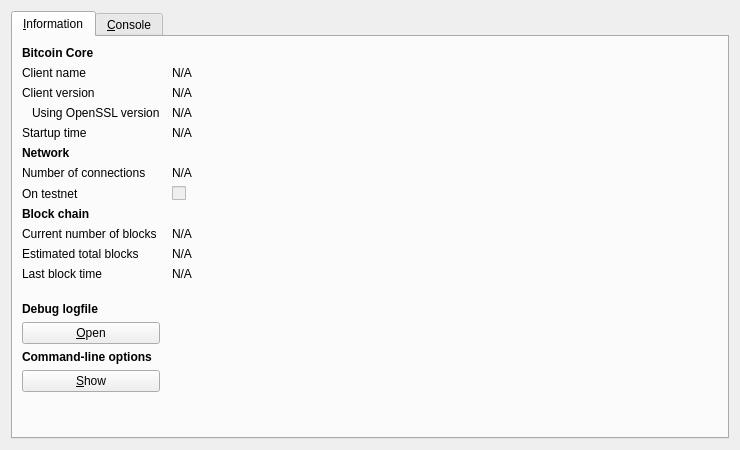
Before: the Qt Designer form src/qt/forms/rpcconsole.ui in DGCDev/digitalcoin, drawn with Qt 5.
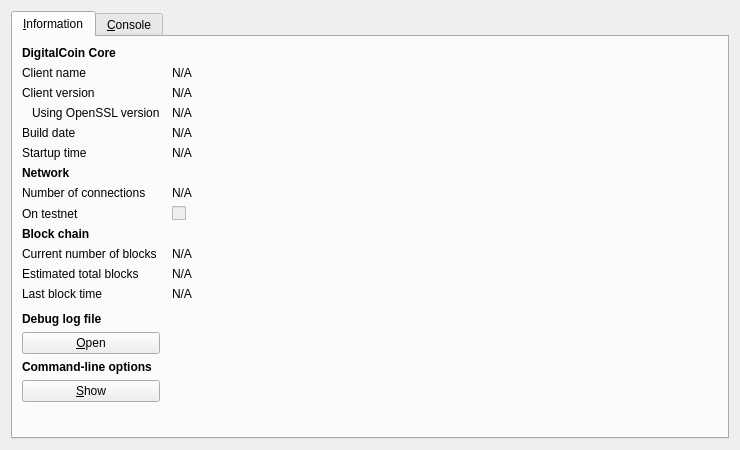
After: the same form once the commit is applied. Icons and pictures are not drawn.

Commit message:
DigitalCoin 2.0 Source Update
DigitalCoin Core Software Update

Patch:
```diff
--- a/src/qt/forms/rpcconsole.ui
+++ b/src/qt/forms/rpcconsole.ui
@@ -36,7 +36,7 @@
           </font>
          </property>
          <property name="text">
-          <string>Bitcoin Core</string>
+          <string>DigitalCoin Core</string>
          </property>
         </widget>
        </item>
@@ -113,13 +113,36 @@
         </widget>
        </item>
        <item row="4" column="0">
+        <widget class="QLabel" name="label_12">
+         <property name="text">
+          <string>Build date</string>
+         </property>
+        </widget>
+       </item>
+       <item row="4" column="1">
+        <widget class="QLabel" name="buildDate">
+         <property name="cursor">
+          <cursorShape>IBeamCursor</cursorShape>
+         </property>
+         <property name="text">
+          <string>N/A</string>
+         </property>
+         <property name="textFormat">
+          <enum>Qt::PlainText</enum>
+         </property>
+         <property name="textInteractionFlags">
+          <set>Qt::LinksAccessibleByMouse|Qt::TextSelectableByKeyboard|Qt::TextSelectableByMouse</set>
+         </property>
+        </widget>
+       </item>
+       <item row="5" column="0">
         <widget class="QLabel" name="label_13">
          <property name="text">
           <string>Startup time</string>
          </property>
         </widget>
        </item>
-       <item row="4" column="1">
+       <item row="5" column="1">
         <widget class="QLabel" name="startupTime">
          <property name="cursor">
           <cursorShape>IBeamCursor</cursorShape>
@@ -135,7 +158,7 @@
          </property>
         </widget>
        </item>
-       <item row="5" column="0">
+       <item row="6" column="0">
         <widget class="QLabel" name="label_11">
          <property name="font">
           <font>
@@ -148,14 +171,14 @@
          </property>
         </widget>
        </item>
-       <item row="6" column="0">
+       <item row="7" column="0">
         <widget class="QLabel" name="label_7">
          <property name="text">
           <string>Number of connections</string>
          </property>
         </widget>
        </item>
-       <item row="6" column="1">
+       <item row="7" column="1">
         <widget class="QLabel" name="numberOfConnections">
          <property name="cursor">
           <cursorShape>IBeamCursor</cursorShape>
@@ -171,14 +194,14 @@
          </property>
         </widget>
        </item>
-       <item row="7" column="0">
+       <item row="8" column="0">
         <widget class="QLabel" name="label_8">
          <property name="text">
           <string>On testnet</string>
          </property>
         </widget>
        </item>
-       <item row="7" column="1">
+       <item row="8" column="1">
         <widget class="QCheckBox" name="isTestNet">
          <property name="enabled">
           <bool>false</bool>
@@ -188,7 +211,7 @@
          </property>
         </widget>
        </item>
-       <item row="8" column="0">
+       <item row="9" column="0">
         <widget class="QLabel" name="label_10">
          <property name="font">
           <font>
@@ -201,14 +224,14 @@
          </property>
         </widget>
        </item>
-       <item row="9" column="0">
+       <item row="10" column="0">
         <widget class="QLabel" name="label_3">
          <property name="text">
           <string>Current number of blocks</string>
          </property>
         </widget>
        </item>
-       <item row="9" column="1">
+       <item row="10" column="1">
         <widget class="QLabel" name="numberOfBlocks">
          <property name="cursor">
           <cursorShape>IBeamCursor</cursorShape>
@@ -224,14 +247,14 @@
          </property>
         </widget>
        </item>
-       <item row="10" column="0">
+       <item row="11" column="0">
         <widget class="QLabel" name="label_4">
          <property name="text">
           <string>Estimated total blocks</string>
          </property>
         </widget>
        </item>
-       <item row="10" column="1">
+       <item row="11" column="1">
         <widget class="QLabel" name="totalBlocks">
          <property name="cursor">
           <cursorShape>IBeamCursor</cursorShape>
@@ -247,14 +270,14 @@
          </property>
         </widget>
        </item>
-       <item row="11" column="0">
+       <item row="12" column="0">
         <widget class="QLabel" name="label_2">
          <property name="text">
           <string>Last block time</string>
          </property>
         </widget>
        </item>
-       <item row="11" column="1">
+       <item row="12" column="1">
         <widget class="QLabel" name="lastBlockTime">
          <property name="cursor">
           <cursorShape>IBeamCursor</cursorShape>
@@ -270,7 +293,7 @@
          </property>
         </widget>
        </item>
-       <item row="12" column="0">
+       <item row="13" column="0">
         <spacer name="verticalSpacer_2">
          <property name="orientation">
           <enum>Qt::Vertical</enum>
@@ -283,20 +306,20 @@
          </property>
         </spacer>
        </item>
-       <item row="13" column="0">
-        <widget class="QLabel" name="labelDebugLogfile">
-         <property name="font">
-          <font>
-           <weight>75</weight>
-           <bold>true</bold>
-          </font>
-         </property>
-         <property name="text">
-          <string>Debug logfile</string>
-         </property>
-        </widget>
-       </item>
        <item row="14" column="0">
+        <widget class="QLabel" name="labelDebugLogfile">
+         <property name="font">
+          <font>
+           <weight>75</weight>
+           <bold>true</bold>
+          </font>
+         </property>
+         <property name="text">
+          <string>Debug log file</string>
+         </property>
+        </widget>
+       </item>
+       <item row="15" column="0">
         <widget class="QPushButton" name="openDebugLogfileButton">
          <property name="toolTip">
           <string>Open the digitalcoin debug logfile from the current data directory. This can take a few seconds for large logfiles.</string>
```
Left out of the diff: 6 changed lines with no effect on the pictures. The commit also changes 615 other files.
